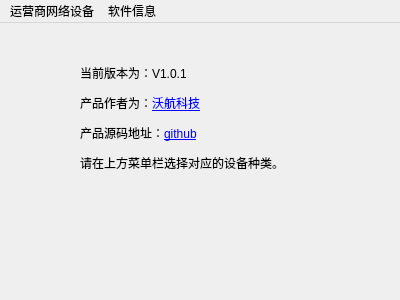
Qt form mainwindow/mainwindow.ui (worldflyingct/setdevicetool) before a commit.
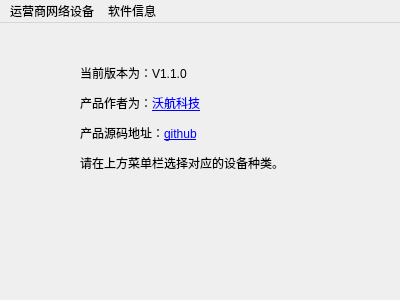
The same form after that commit. Icons and pictures are not drawn.

Commit message: release v1.1.0版本.

What changed in the file:
```diff
--- a/mainwindow/mainwindow.ui
+++ b/mainwindow/mainwindow.ui
@@ -31,7 +31,7 @@
      </rect>
     </property>
     <property name="text">
-     <string>&lt;html&gt;&lt;head/&gt;&lt;body&gt;&lt;p&gt;当前版本为：V1.0.1&lt;/p&gt;&lt;p&gt;产品作者为：&lt;a href=&quot;https://www.worldflying.cn&quot;&gt;沃航科技&lt;/a&gt;&lt;/p&gt;&lt;p&gt;产品源码地址：&lt;a href=&quot;https://github.com/worldflyingct/setdevicetool&quot;&gt;github&lt;/a&gt;&lt;/p&gt;&lt;p&gt;请在上方菜单栏选择对应的设备种类。&lt;/p&gt;&lt;/body&gt;&lt;/html&gt;</string>
+     <string>&lt;html&gt;&lt;head/&gt;&lt;body&gt;&lt;p&gt;当前版本为：V1.1.0&lt;/p&gt;&lt;p&gt;产品作者为：&lt;a href=&quot;https://www.worldflying.cn&quot;&gt;&lt;span style=&quot; text-decoration: underline; color:#0000ff;&quot;&gt;沃航科技&lt;/span&gt;&lt;/a&gt;&lt;/p&gt;&lt;p&gt;产品源码地址：&lt;a href=&quot;https://github.com/worldflyingct/setdevicetool&quot;&gt;&lt;span style=&quot; text-decoration: underline; color:#0000ff;&quot;&gt;github&lt;/span&gt;&lt;/a&gt;&lt;/p&gt;&lt;p&gt;请在上方菜单栏选择对应的设备种类。&lt;/p&gt;&lt;/body&gt;&lt;/html&gt;</string>
     </property>
     <property name="openExternalLinks">
      <bool>true</bool>
```
The commit also changes 1 other file.
